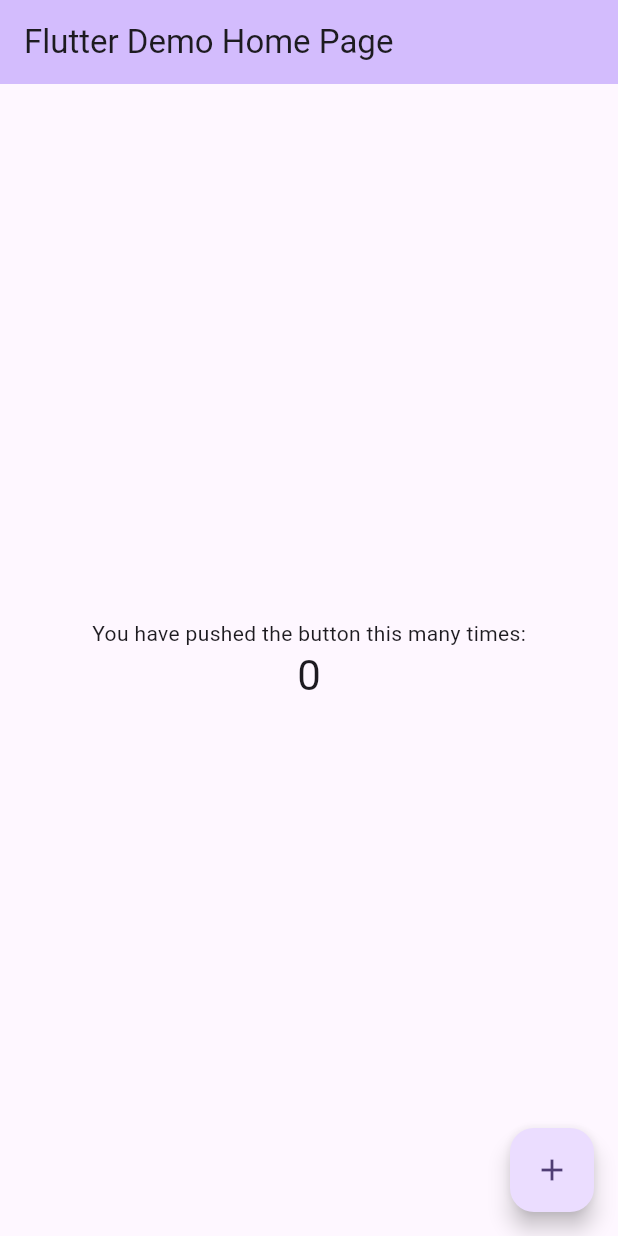
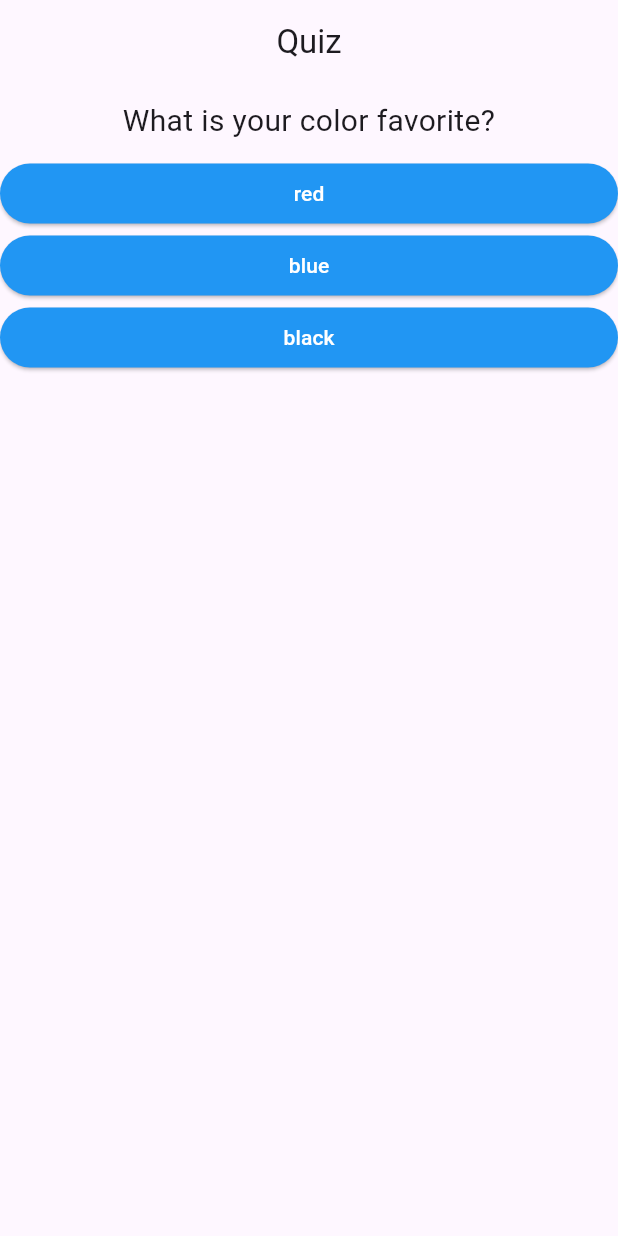
Before and after one commit to Maddytec/quiz, a Flutter app: the screen it shows after launch, on a phone screen of 412 x 824 dp. Run offline on Flutter 3.47's test engine with Material 3 defaults, Android fonts, the phone set to English and light mode, and no system bars.

Commit message:
Creating Quiz

```diff
--- /dev/null
+++ b/lib/Answer.dart
@@ -0,0 +1,20 @@
+import 'package:flutter/material.dart';
+
+class Answer extends StatelessWidget {
+  final String text;
+
+  Answer(this.text);
+
+  @override
+  Widget build(BuildContext context) {
+    return Container(
+      width: double.infinity,
+      margin: EdgeInsets.all(10),
+      child: Text(
+        text,
+        style: TextStyle(fontSize: 20),
+        textAlign: TextAlign.center,
+      ),
+    );
+  }
+}
--- a/lib/main.dart
+++ b/lib/main.dart
@@ -1,125 +1,61 @@
 import 'package:flutter/material.dart';
+import 'package:quiz/Answer.dart';
+import 'package:quiz/response.dart';
 
-void main() {
-  runApp(const MyApp());
-}
+main() => runApp(QuizApp());
 
-class MyApp extends StatelessWidget {
-  const MyApp({super.key});
+class _QuizAppState extends State<QuizApp> {
+  var _answerSelected = 0;
 
-  // This widget is the root of your application.
-  @override
-  Widget build(BuildContext context) {
-    return MaterialApp(
-      title: 'Flutter Demo',
-      theme: ThemeData(
-        // This is the theme of your application.
-        //
-        // TRY THIS: Try running your application with "flutter run". You'll see
-        // the application has a purple toolbar. Then, without quitting the app,
-        // try changing the seedColor in the colorScheme below to Colors.green
-        // and then invoke "hot reload" (save your changes or press the "hot
-        // reload" button in a Flutter-supported IDE, or press "r" if you used
-        // the command line to start the app).
-        //
-        // Notice that the counter didn't reset back to zero; the application
-        // state is not lost during the reload. To reset the state, use hot
-        // restart instead.
-        //
-        // This works for code too, not just values: Most code changes can be
-        // tested with just a hot reload.
-        colorScheme: ColorScheme.fromSeed(seedColor: Colors.deepPurple),
-        useMaterial3: true,
-      ),
-      home: const MyHomePage(title: 'Flutter Demo Home Page'),
-    );
-  }
-}
-
-class MyHomePage extends StatefulWidget {
-  const MyHomePage({super.key, required this.title});
-
-  // This widget is the home page of your application. It is stateful, meaning
-  // that it has a State object (defined below) that contains fields that affect
-  // how it looks.
-
-  // This class is the configuration for the state. It holds the values (in this
-  // case the title) provided by the parent (in this case the App widget) and
-  // used by the build method of the State. Fields in a Widget subclass are
-  // always marked "final".
-
-  final String title;
-
-  @override
-  State<MyHomePage> createState() => _MyHomePageState();
-}
-
-class _MyHomePageState extends State<MyHomePage> {
-  int _counter = 0;
-
-  void _incrementCounter() {
+  void _reply() {
     setState(() {
-      // This call to setState tells the Flutter framework that something has
-      // changed in this State, which causes it to rerun the build method below
-      // so that the display can reflect the updated values. If we changed
-      // _counter without calling setState(), then the build method would not be
-      // called again, and so nothing would appear to happen.
-      _counter++;
+      _answerSelected++;
     });
   }
 
   @override
   Widget build(BuildContext context) {
-    // This method is rerun every time setState is called, for instance as done
-    // by the _incrementCounter method above.
-    //
-    // The Flutter framework has been optimized to make rerunning build methods
-    // fast, so that you can just rebuild anything that needs updating rather
-    // than having to individually change instances of widgets.
-    return Scaffold(
-      appBar: AppBar(
-        // TRY THIS: Try changing the color here to a specific color (to
-        // Colors.amber, perhaps?) and trigger a hot reload to see the AppBar
-        // change color while the other colors stay the same.
-        backgroundColor: Theme.of(context).colorScheme.inversePrimary,
-        // Here we take the value from the MyHomePage object that was created by
-        // the App.build method, and use it to set our appbar title.
-        title: Text(widget.title),
-      ),
-      body: Center(
-        // Center is a layout widget. It takes a single child and positions it
-        // in the middle of the parent.
-        child: Column(
-          // Column is also a layout widget. It takes a list of children and
-          // arranges them vertically. By default, it sizes itself to fit its
-          // children horizontally, and tries to be as tall as its parent.
-          //
-          // Column has various properties to control how it sizes itself and
-          // how it positions its children. Here we use mainAxisAlignment to
-          // center the children vertically; the main axis here is the vertical
-          // axis because Columns are vertical (the cross axis would be
-          // horizontal).
-          //
-          // TRY THIS: Invoke "debug painting" (choose the "Toggle Debug Paint"
-          // action in the IDE, or press "p" in the console), to see the
-          // wireframe for each widget.
-          mainAxisAlignment: MainAxisAlignment.center,
-          children: <Widget>[
-            const Text(
-              'You have pushed the button this many times:',
+    final answers = [
+      {
+        'text': 'What is your color favorite?',
+        'response': ['red', 'blue', 'black']
+      },
+      {
+        'text': 'What is your animal favorite?',
+        'response': ['dog', 'cat', 'lion']
+      },
+      {
+        'text': 'What is your teacher favorite?',
+        'response': ['Lucas', 'Gabriela', 'Rafaela']
+      }
+    ];
+
+    List<String> answerList = answers[_answerSelected].cast()['response'];
+
+    return MaterialApp(
+      home: Scaffold(
+          appBar: AppBar(
+            title: Container(
+              width: double.infinity,
+              child: Text(
+                'Quiz',
+                textAlign: TextAlign.center,
+              ),
             ),
-            Text(
-              '$_counter',
-              style: Theme.of(context).textTheme.headlineMedium,
-            ),
-          ],
-        ),
-      ),
-      floatingActionButton: FloatingActionButton(
-        onPressed: _incrementCounter,
-        tooltip: 'Increment',
-        child: const Icon(Icons.add),
-      ), // This trailing comma makes auto-formatting nicer for build methods.
+          ),
+          body: Column(
+            children: [
+              Answer(answers[_answerSelected]['text'].toString()),
+              ...answerList.map((text) => Response(text, _reply)).toList(),
+            ],
+          )),
     );
   }
 }
+
+class QuizApp extends StatefulWidget {
+  @override
+  _QuizAppState createState() {
+    return _QuizAppState();
+  }
+}
--- /dev/null
+++ b/lib/response.dart
@@ -0,0 +1,25 @@
+import 'package:flutter/material.dart';
+
+class Response extends StatelessWidget {
+  final String text;
+  final void Function() whenSelected;
+
+  Response(this.text, this.whenSelected);
+
+  @override
+  Widget build(BuildContext context) {
+    return Container(
+      width: double.infinity,
+      child: ElevatedButton(
+        style: ElevatedButton.styleFrom(
+          backgroundColor: Colors.blue,
+        ),
+        child: Text(text,
+            style: TextStyle(
+              color: Colors.white,
+            )),
+        onPressed: whenSelected,
+      ),
+    );
+  }
+}
--- a/pubspec.yaml
+++ b/pubspec.yaml
@@ -34,7 +34,7 @@ dependencies:
 
   # The following adds the Cupertino Icons font to your application.
   # Use with the CupertinoIcons class for iOS style icons.
-  cupertino_icons: ^1.0.6
+  # cupertino_icons: ^1.0.6
 
 dev_dependencies:
   flutter_test:
```
Also changed, not shown: pubspec.lock.
